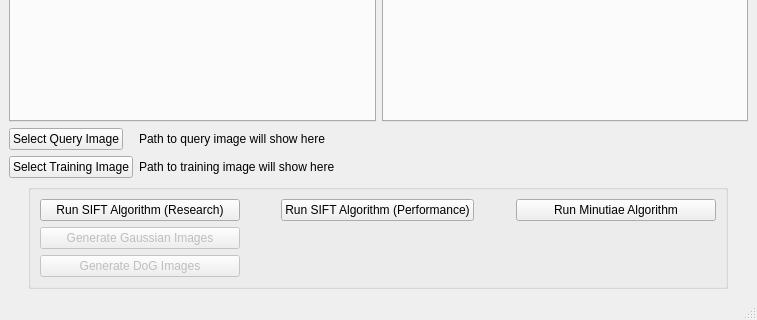
Before: the Qt Designer form Algorithms/GUI/AlgorithmExamination.ui in Mini-Sylar/Fingerprint-Matching-System, drawn with Qt 5; both pictures show x 0 to 757 and y 299 to 619 of the 757 by 619 pixel window.
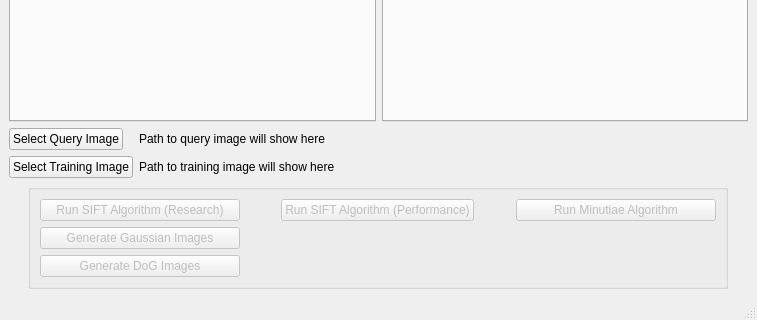
After: the same form once the commit is applied.

Commit message: Disabled button until paths are filled

```diff
--- a/Algorithms/GUI/AlgorithmExamination.ui
+++ b/Algorithms/GUI/AlgorithmExamination.ui
@@ -238,6 +238,9 @@
       <layout class="QGridLayout" name="gridLayout_2">
        <item row="0" column="0" alignment="Qt::AlignLeft">
         <widget class="QPushButton" name="run_sift_research">
+         <property name="enabled">
+          <bool>false</bool>
+         </property>
          <property name="minimumSize">
           <size>
            <width>200</width>
@@ -267,6 +270,9 @@
        </item>
        <item row="0" column="1" alignment="Qt::AlignHCenter">
         <widget class="QPushButton" name="run_sift_performance">
+         <property name="enabled">
+          <bool>false</bool>
+         </property>
          <property name="text">
           <string>Run SIFT Algorithm (Performance)</string>
          </property>
@@ -289,7 +295,10 @@
         </widget>
        </item>
        <item row="0" column="2" alignment="Qt::AlignRight">
-        <widget class="QPushButton" name="pushButton">
+        <widget class="QPushButton" name="run_minutiae">
+         <property name="enabled">
+          <bool>false</bool>
+         </property>
          <property name="minimumSize">
           <size>
            <width>200</width>
```
The commit also changes 2 other files.
